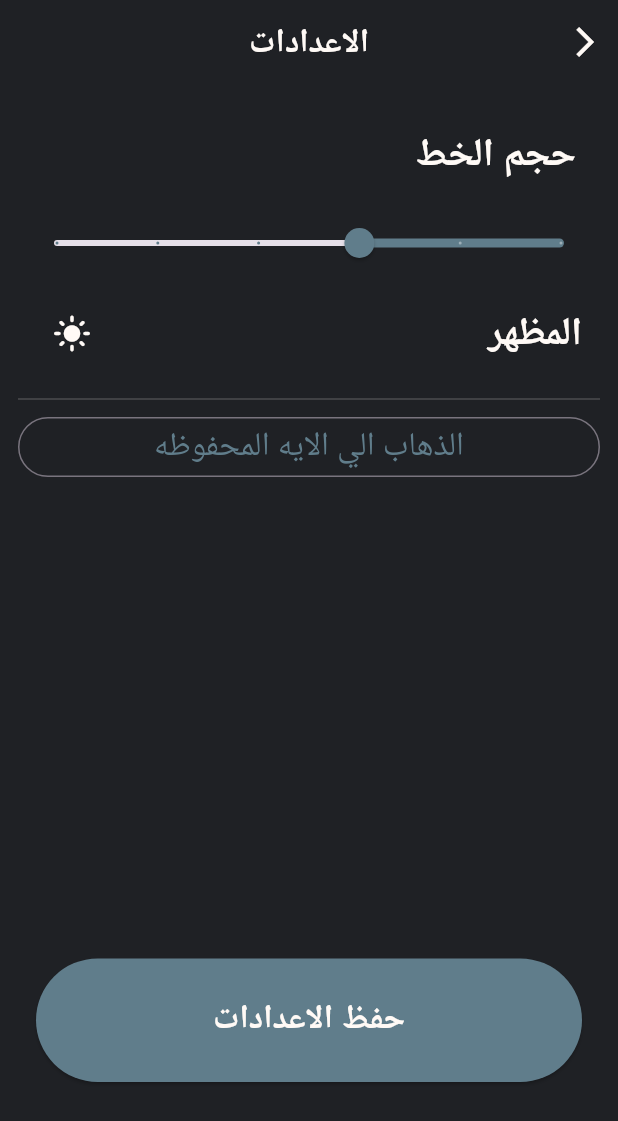
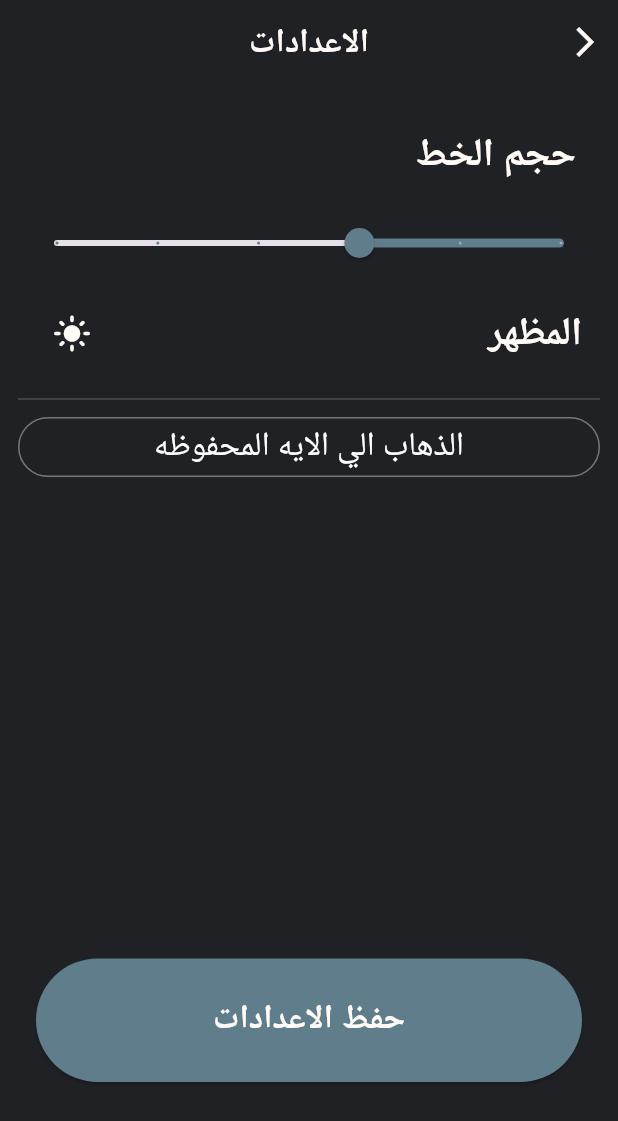
Before and after one commit to ahmedmostafa2002/Quran-Kareem, a Flutter app: the Settings screen opened directly, after a tap on the "dark mode" icon, on a phone screen of 412 x 824 dp. Shown: the top 1121 px of the screen. Run offline on Flutter 3.47's test engine with Material 3 defaults, Android fonts, the phone set to English and light mode, and no system bars; our stand-ins replace animated_splash_screen, get, scrollable_positioned_list, shared_preferences; accounts and stored records are empty; project files that could hold a hidden picture were left out.

Commit message:
fixing the color of the button in the setting

```diff
--- a/lib/view/settings.dart
+++ b/lib/view/settings.dart
@@ -131,9 +131,9 @@ class Settings extends StatelessWidget {
                             snackPosition: SnackPosition.BOTTOM);
                       }
                     },
-                    child: const Text(
+                    child:  Text(
                       "الذهاب الي الايه المحفوظه",
-                      style: TextStyle(fontSize: 22, color: secondryBG),
+                      style: TextStyle(fontSize: 22, color: controller.isDarkMode == true ?Colors.white:secondryBG),
                     ),
                   ),
                   Container(
```
